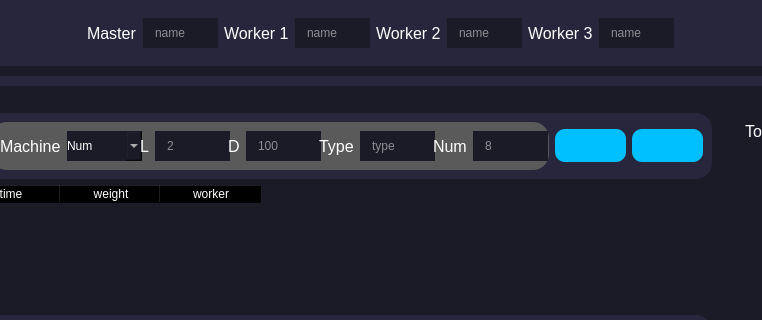
Old version of the form interface.ui in the repository KofanovE/GuiLukplast; both pictures show x 166 to 928 and y 0 to 320 of the 1245 by 688 pixel window.
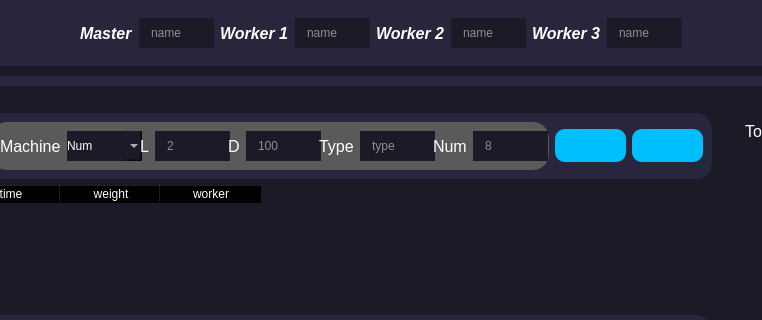
New version of the form. Icons and pictures are not drawn. Custom widgets are drawn as their Qt base class.

Commit message: dev_0_41_refactor:add work mechanisms of validation all lines QLineEdit. There was trouble with showing data in table in GUI. To DB data was added.

The edit to the form file:
```diff
--- a/interface.ui
+++ b/interface.ui
@@ -175,6 +175,9 @@
             <property name="font">
              <font>
               <pointsize>12</pointsize>
+              <weight>75</weight>
+              <italic>true</italic>
+              <bold>true</bold>
              </font>
             </property>
             <property name="text">
@@ -206,6 +209,9 @@
             <property name="font">
              <font>
               <pointsize>12</pointsize>
+              <weight>75</weight>
+              <italic>true</italic>
+              <bold>true</bold>
              </font>
             </property>
             <property name="text">
@@ -237,6 +243,9 @@
             <property name="font">
              <font>
               <pointsize>12</pointsize>
+              <weight>75</weight>
+              <italic>true</italic>
+              <bold>true</bold>
              </font>
             </property>
             <property name="text">
@@ -268,6 +277,9 @@
             <property name="font">
              <font>
               <pointsize>12</pointsize>
+              <weight>75</weight>
+              <italic>true</italic>
+              <bold>true</bold>
              </font>
             </property>
             <property name="text">
```
The commit also changes 4 other files.
